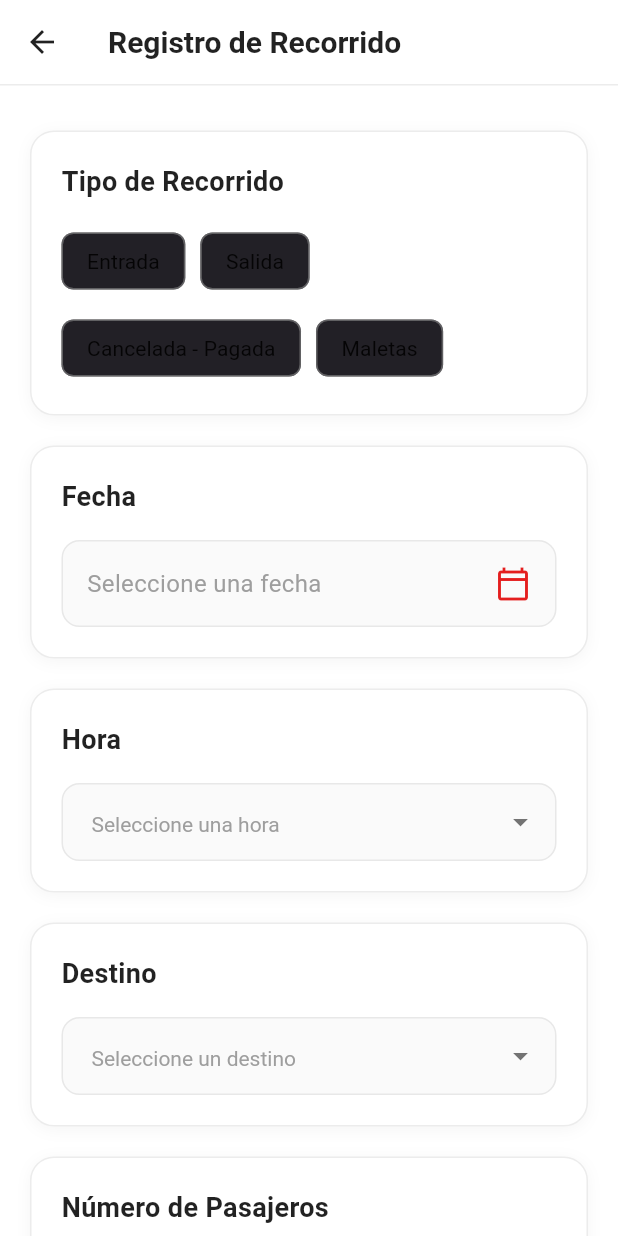
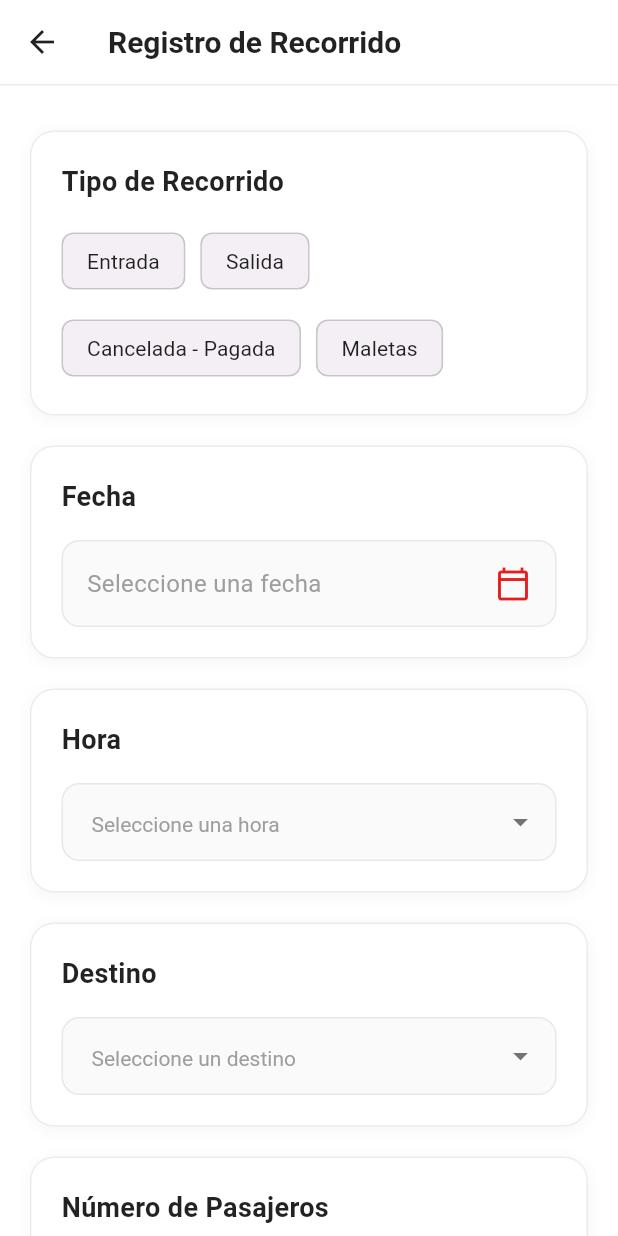
Before and after one commit to mateo751/avianca_recorridos, a Flutter app: the screen it shows once a user with an empty profile is signed in, after a tap on "Registrar nuevo recorrido", on a phone screen of 412 x 824 dp. Run offline on Flutter 3.47's test engine with Material 3 defaults, Android fonts, the light colour scheme and no system bars; our stand-ins replace cloud_firestore, firebase_auth, firebase_core, open_file; missing offline and left inert: syncfusion_flutter_xlsio; accounts and stored records are empty.

Commit message:
Implementacion final

```diff
--- a/lib/main.dart
+++ b/lib/main.dart
@@ -4,9 +4,9 @@
 import 'package:taxi_recorridos_app/auth/login_page.dart';
 import 'package:taxi_recorridos_app/page/home_page.dart';
 
-void main() async {
+Future<void> main() async {
   WidgetsFlutterBinding.ensureInitialized();
-  await Firebase.initializeApp();
+  await Firebase.initializeApp(); // Usa tus google-services.json / Info.plist
   runApp(const MyApp());
 }
 
@@ -18,7 +18,11 @@
     return MaterialApp(
       debugShowCheckedModeBanner: false,
       title: 'Taxi Recorridos',
-      theme: ThemeData.dark(),
+      theme: ThemeData(
+        brightness: Brightness.light,
+        scaffoldBackgroundColor: Colors.white,
+        useMaterial3: true,
+      ),
       home: StreamBuilder<User?>(
         stream: FirebaseAuth.instance.authStateChanges(),
         builder: (context, snapshot) {
@@ -26,11 +30,11 @@
             return const Scaffold(
               body: Center(child: CircularProgressIndicator()),
             );
-          } else if (snapshot.hasData) {
+          }
+          if (snapshot.hasData) {
             return HomePage(user: snapshot.data!);
-          } else {
-            return const LoginPage();
           }
+          return const LoginPage();
         },
       ),
     );
--- a/lib/page/home_page.dart
+++ b/lib/page/home_page.dart
@@ -155,10 +155,16 @@ class _HomePageState extends State<HomePage> {
   }
 
   Widget _buildRegistrosTable() {
+    final query = FirebaseFirestore.instance
+        .collection('recorridos')
+        .where('userId', isEqualTo: widget.user.uid)
+        .orderBy('fecha', descending: true)
+        .limit(5);
+
     return Container(
       margin: const EdgeInsets.symmetric(horizontal: 20),
       decoration: BoxDecoration(
-        color: Color(0xFFE8E8E8),
+        color: const Color(0xFFE8E8E8),
         borderRadius: BorderRadius.circular(15),
       ),
       child: Column(
@@ -166,14 +172,14 @@ class _HomePageState extends State<HomePage> {
           // Header de la tabla
           Container(
             padding: const EdgeInsets.symmetric(horizontal: 15, vertical: 12),
-            decoration: BoxDecoration(
+            decoration: const BoxDecoration(
               color: Color(0xFFE8E8E8),
               borderRadius: BorderRadius.only(
                 topLeft: Radius.circular(15),
                 topRight: Radius.circular(15),
               ),
             ),
-            child: Row(
+            child: const Row(
               children: [
                 Expanded(
                   flex: 2,
@@ -219,37 +225,53 @@ class _HomePageState extends State<HomePage> {
                     ),
                   ),
                 ),
-                Container(
-                  width: 30,
-                  child: Icon(Icons.filter_list, color: Colors.black, size: 20),
-                ),
+                SizedBox(width: 30),
               ],
             ),
           ),
-          // Contenido de la tabla
-          if (_cargandoRegistros)
-            Container(
-              padding: EdgeInsets.all(40),
-              child: Center(
+
+          // Contenido en vivo desde Firestore
+          StreamBuilder<QuerySnapshot>(
+            stream: query.snapshots(),
+            builder: (context, snapshot) {
+              if (snapshot.connectionState == ConnectionState.waiting) {
+                return Container(
+                  padding: const EdgeInsets.all(40),
+                  child: const Center(
                     child: CircularProgressIndicator(color: Color(0xFFE41E1E)),
                   ),
-            )
-          else if (_registrosRecientes.isEmpty)
-            Container(
-              padding: EdgeInsets.all(40),
+                );
+              }
+
+              if (!snapshot.hasData || snapshot.data!.docs.isEmpty) {
+                return Container(
+                  padding: const EdgeInsets.all(40),
                   child: Text(
                     'No hay registros recientes',
                     style: TextStyle(color: Colors.grey[600], fontSize: 16),
                   ),
-            )
-          else
-            ListView.builder(
+                );
+              }
+
+              final docs = snapshot.data!.docs;
+
+              return ListView.builder(
                 shrinkWrap: true,
-              physics: NeverScrollableScrollPhysics(),
-              itemCount: _registrosRecientes.length,
+                physics: const NeverScrollableScrollPhysics(),
+                itemCount: docs.length,
                 itemBuilder: (context, index) {
-                final registro = _registrosRecientes[index];
-                final fecha = (registro['fecha'] as Timestamp).toDate();
+                  final data = docs[index].data() as Map<String, dynamic>;
+                  final nombre = (data['nombreCliente'] ?? '').toString();
+                  final tipo = (data['tipoRecorrido'] ?? '').toString();
+                  final hora = (data['hora'] ?? '').toString();
+
+                  DateTime? fechaDt;
+                  final fechaVal = data['fecha'];
+                  if (fechaVal is Timestamp) {
+                    fechaDt = fechaVal.toDate();
+                  } else if (fechaVal is DateTime) {
+                    fechaDt = fechaVal;
+                  }
 
                   return Container(
                     padding: const EdgeInsets.symmetric(
@@ -258,7 +280,10 @@ class _HomePageState extends State<HomePage> {
                     ),
                     decoration: BoxDecoration(
                       border: Border(
-                      bottom: BorderSide(color: Colors.grey[300]!, width: 0.5),
+                        bottom: BorderSide(
+                          color: Colors.grey[300]!,
+                          width: 0.5,
+                        ),
                       ),
                     ),
                     child: Row(
@@ -266,43 +291,60 @@ class _HomePageState extends State<HomePage> {
                         Expanded(
                           flex: 2,
                           child: Text(
-                          registro['nombreCliente'] ?? '',
-                          style: TextStyle(color: Colors.black, fontSize: 13),
+                            nombre,
+                            style: const TextStyle(
+                              color: Colors.black,
+                              fontSize: 13,
+                            ),
                             overflow: TextOverflow.ellipsis,
                           ),
                         ),
                         Expanded(
                           flex: 1,
                           child: Text(
-                          registro['tipoRecorrido'] ?? '',
-                          style: TextStyle(color: Colors.black, fontSize: 13),
+                            tipo,
+                            style: const TextStyle(
+                              color: Colors.black,
+                              fontSize: 13,
+                            ),
                             overflow: TextOverflow.ellipsis,
                           ),
                         ),
                         Expanded(
                           flex: 2,
                           child: Text(
-                          DateFormat('dd/MM/yyyy').format(fecha),
-                          style: TextStyle(color: Colors.black, fontSize: 13),
+                            fechaDt != null
+                                ? DateFormat('dd/MM/yyyy').format(fechaDt)
+                                : '-',
+                            style: const TextStyle(
+                              color: Colors.black,
+                              fontSize: 13,
+                            ),
                           ),
                         ),
                         Expanded(
                           flex: 1,
                           child: Text(
-                          registro['hora'] ?? '',
-                          style: TextStyle(color: Colors.black, fontSize: 13),
+                            hora,
+                            style: const TextStyle(
+                              color: Colors.black,
+                              fontSize: 13,
                             ),
                           ),
-                      Container(width: 30), // Espacio para el ícono de filtro
+                        ),
+                        const SizedBox(width: 30),
                       ],
                     ),
                   );
                 },
+              );
+            },
           ),
+
           // Botón para registrar nuevo recorrido
           Container(
             width: double.infinity,
-            padding: EdgeInsets.all(15),
+            padding: const EdgeInsets.all(15),
             child: ElevatedButton(
               onPressed: () {
                 Navigator.push(
@@ -313,13 +355,13 @@ class _HomePageState extends State<HomePage> {
                 );
               },
               style: ElevatedButton.styleFrom(
-                backgroundColor: Color(0xFFE41E1E),
-                padding: EdgeInsets.symmetric(vertical: 12),
+                backgroundColor: const Color(0xFFE41E1E),
+                padding: const EdgeInsets.symmetric(vertical: 12),
                 shape: RoundedRectangleBorder(
                   borderRadius: BorderRadius.circular(8),
                 ),
               ),
-              child: Text(
+              child: const Text(
                 'Registrar nuevo recorrido',
                 style: TextStyle(
                   color: Colors.white,
--- a/lib/page/recorridos_page.dart
+++ b/lib/page/recorridos_page.dart
@@ -467,7 +467,7 @@ class _RecorridosPageState extends State<RecorridosPage> {
         await FirebaseFirestore.instance.collection('recorridos').add({
           'userId': widget.user.uid,
           'tipoRecorrido': _tipoRecorrido,
-          'fecha': _fecha,
+          'fecha': Timestamp.fromDate(_fecha!), // <-- este cambio
           'hora': _otraHora ? _horaManualController.text : _horaSeleccionada,
           'destino': _destino,
           'pasajeros': _pasajeros,
```
Also changed, not shown: lib/page/registro_excel.dart (+90 -46 lines). Lines whose indentation alone changed are shown as unchanged.
